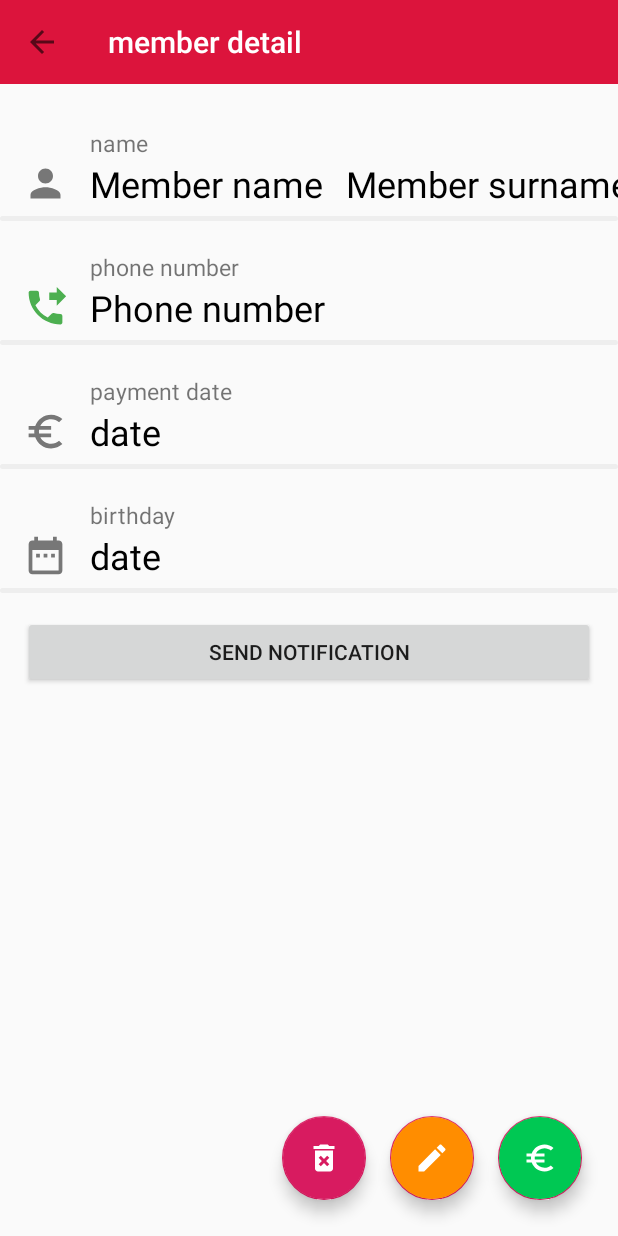
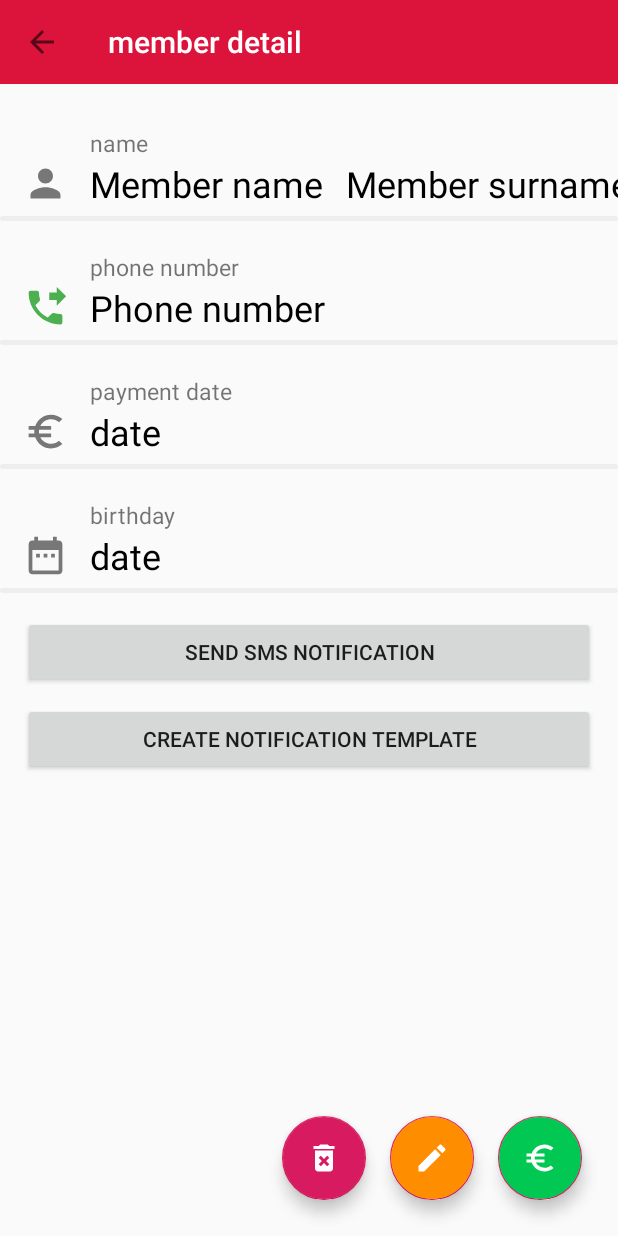
Before and after one commit to semyonmoroshek/SportClubManager, an Android app: the DetailMemberActivity screen opened directly, with no data from a screen before it, on a phone screen of 412 x 824 dp. Run offline under Robolectric (Android 15) with nearby library versions, the phone set to English and light mode, and no system bars; our stand-ins replace ButterKnife, RxJava; libraries missing offline, so code that uses them is left out: org.parceler; 1 statement that could not run was skipped.

Commit message:
22 - add send sms and template button

```diff
--- a/app/src/main/java/com/myprojects/androidlessons/sportclubmanager/activity/DetailMemberActivity.java
+++ b/app/src/main/java/com/myprojects/androidlessons/sportclubmanager/activity/DetailMemberActivity.java
@@ -46,6 +46,7 @@ public class DetailMemberActivity extends AppCompatActivity {
     @BindView(R.id.tb_member_info) Toolbar mToolbar;
     @BindView(R.id.iv_phone) ImageView ivPhone;
     @BindView(R.id.btn_send_notification) Button btnSendNotification;
+    @BindView(R.id.btn_sms_template) Button btnCreateNotificationTemplate;
     @BindView(R.id.fab_detail_delete) FloatingActionButton fabDelete;
     @BindView(R.id.fab_detail_edit) FloatingActionButton fabEdit;
     @BindView(R.id.fab_detail_payment) FloatingActionButton fabPayment;
@@ -65,6 +66,12 @@ public class DetailMemberActivity extends AppCompatActivity {
         }
 
         btnSendNotification.setOnClickListener(View -> sendNotificationSms());
+
+        btnCreateNotificationTemplate.setOnClickListener(View -> createNotificationTemplate());
+    }
+
+    private void createNotificationTemplate() {
+
     }
 
     private void sendNotificationSms() {
--- a/app/src/main/res/layout/activity_member_detail.xml
+++ b/app/src/main/res/layout/activity_member_detail.xml
@@ -215,9 +215,21 @@
         android:layout_marginStart="15dp"
         android:layout_marginTop="15dp"
         android:layout_marginEnd="15dp"
-        android:text="send notification"
+        android:text="send sms notification"
         app:layout_constraintEnd_toEndOf="parent"
         app:layout_constraintStart_toStartOf="parent"
         app:layout_constraintTop_toBottomOf="@+id/imageView4" />
 
+    <Button
+        android:id="@+id/btn_sms_template"
+        android:layout_width="match_parent"
+        android:layout_height="wrap_content"
+        android:layout_marginStart="15dp"
+        android:layout_marginTop="10dp"
+        android:layout_marginEnd="15dp"
+        android:text="create notification template"
+        app:layout_constraintEnd_toEndOf="parent"
+        app:layout_constraintStart_toStartOf="parent"
+        app:layout_constraintTop_toBottomOf="@+id/btn_send_notification" />
+
 </androidx.constraintlayout.widget.ConstraintLayout>
```
